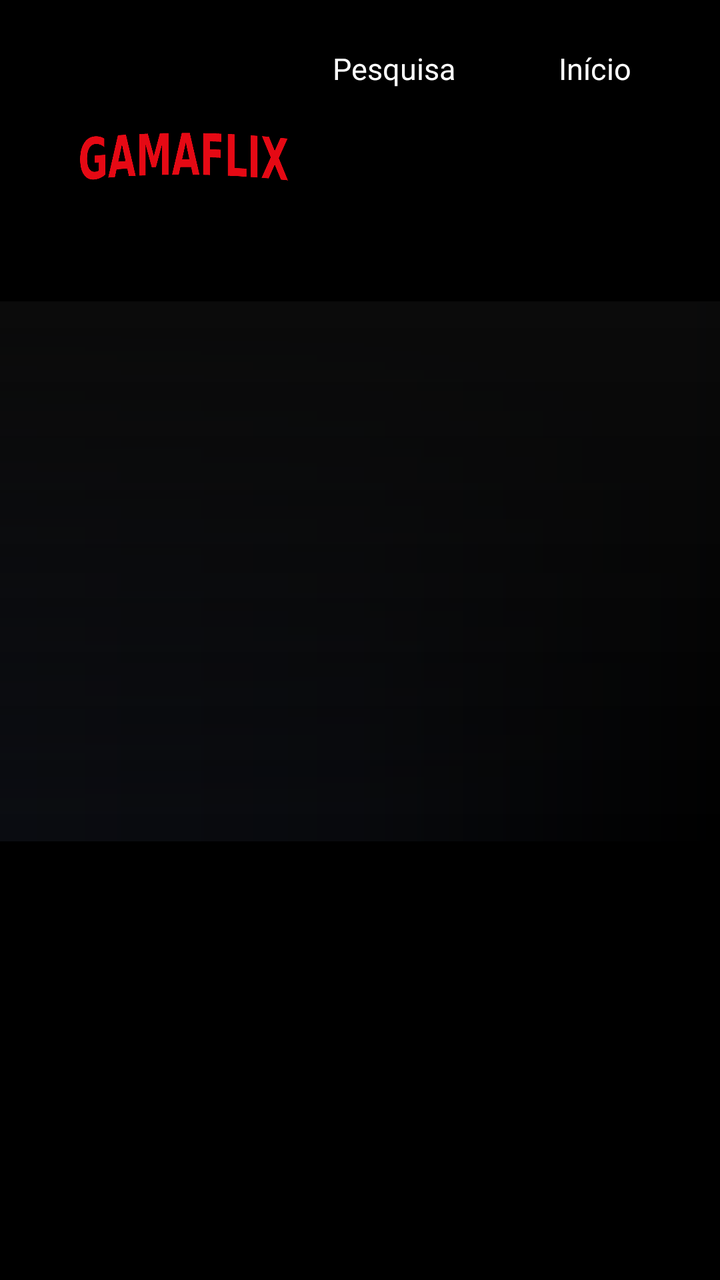
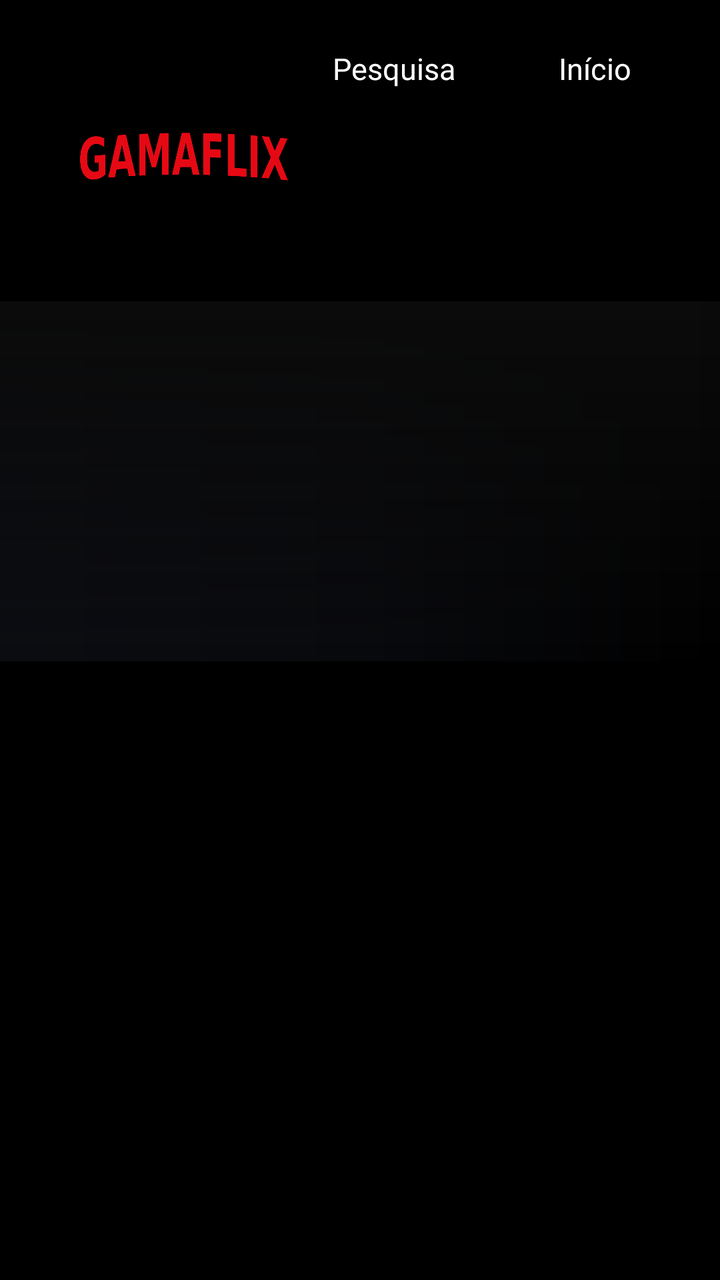

Screens rendered from an Android XML layout before and after an edit, with the pre-edit source and the edit as a unified diff.
<!-- AndroidManifest.xml: application theme Theme.Nova -->
<!-- res/layout/activity_home.xml -->
<?xml version="1.0" encoding="utf-8"?>
<LinearLayout xmlns:android="http://schemas.android.com/apk/res/android"
    android:layout_width="match_parent"
    android:layout_height="match_parent"
    android:background="@drawable/bg_gradient"
    android:orientation="vertical">

    <include layout="@layout/include_topbar" />

    
    <FrameLayout
        android:layout_width="match_parent"
        android:layout_height="270dp">

        <ImageView
            android:id="@+id/heroBg"
            android:layout_width="match_parent"
            android:layout_height="match_parent"
            android:alpha="0.55"
            android:importantForAccessibility="no"
            android:scaleType="centerCrop" />

        <View
            android:layout_width="match_parent"
            android:layout_height="match_parent"
            android:background="@drawable/bg_fade" />

        <View
            android:layout_width="match_parent"
            android:layout_height="match_parent"
            android:background="@drawable/bg_fade_bottom" />

        <LinearLayout
            android:layout_width="match_parent"
            android:layout_height="match_parent"
            android:gravity="bottom"
            android:orientation="vertical"
            android:paddingStart="48dp"
            android:paddingEnd="48dp"
            android:paddingBottom="18dp">

            <TextView
                android:id="@+id/tvHeroTitle"
                android:layout_width="match_parent"
                android:layout_height="wrap_content"
                android:ellipsize="end"
                android:maxLines="1"
                android:textColor="@color/text"
                android:textSize="34sp"
                android:textStyle="bold" />

            <TextView
                android:id="@+id/tvHeroMeta"
                android:layout_width="wrap_content"
                android:layout_height="wrap_content"
                android:layout_marginTop="6dp"
                android:textColor="@color/muted"
                android:textSize="13sp" />

            <TextView
                android:id="@+id/tvHeroPlot"
                android:layout_width="620dp"
                android:layout_height="wrap_content"
                android:layout_marginTop="8dp"
                android:ellipsize="end"
                android:maxLines="3"
                android:textColor="@color/text"
                android:textSize="14sp" />
        </LinearLayout>
    </FrameLayout>

    <FrameLayout
        android:layout_width="match_parent"
        android:layout_height="0dp"
        android:layout_weight="1">

        <androidx.recyclerview.widget.RecyclerView
            android:id="@+id/rvRows"
            android:layout_width="match_parent"
            android:layout_height="match_parent"
            android:clipToPadding="false"
            android:paddingTop="8dp"
            android:paddingBottom="24dp" />

        <ProgressBar
            android:id="@+id/progress"
            android:layout_width="48dp"
            android:layout_height="48dp"
            android:layout_gravity="center"
            android:indeterminate="true" />
    </FrameLayout>
</LinearLayout>
<!-- res/layout/include_topbar.xml (included above) -->
<?xml version="1.0" encoding="utf-8"?>
<LinearLayout xmlns:android="http://schemas.android.com/apk/res/android"
    android:layout_width="match_parent"
    android:layout_height="wrap_content"
    android:gravity="center_vertical"
    android:orientation="horizontal"
    android:paddingStart="40dp"
    android:paddingTop="14dp"
    android:paddingEnd="40dp"
    android:paddingBottom="8dp">

    <ImageView
        android:layout_width="104dp"
        android:layout_height="60dp"
        android:contentDescription="GamaFlix"
        android:scaleType="fitCenter"
        android:src="@drawable/gamaflix_logo" />

    <View
        android:layout_width="0dp"
        android:layout_height="1dp"
        android:layout_weight="1" />

    <LinearLayout
        android:layout_width="wrap_content"
        android:layout_height="wrap_content"
        android:orientation="horizontal">

        <TextView android:id="@+id/navSearch" style="@style/TabText" android:text="Pesquisa" />
        <TextView android:id="@+id/navHome" style="@style/TabText" android:text="Início" />
        <TextView android:id="@+id/navLive" style="@style/TabText" android:text="Ao vivo" />
        <TextView android:id="@+id/navEpg" style="@style/TabText" android:text="EPG" />
        <TextView android:id="@+id/navMovies" style="@style/TabText" android:text="Filmes" />
        <TextView android:id="@+id/navSeries" style="@style/TabText" android:layout_marginEnd="0dp" android:text="Séries" />
    </LinearLayout>

    <View
        android:layout_width="0dp"
        android:layout_height="1dp"
        android:layout_weight="1" />

    <TextView
        android:id="@+id/navSettings"
        style="@style/TabText"
        android:layout_marginEnd="0dp"
        android:text="⚙ Config." />
</LinearLayout>
<!-- resources referenced by this layout -->
<resources>
  <color name="muted">#A3A3A3</color>
  <color name="text">#FFFFFF</color>
  <!-- drawable bg_fade (drawable) -->
  <?xml version="1.0" encoding="utf-8"?>
  <shape xmlns:android="http://schemas.android.com/apk/res/android">
      <gradient
          android:angle="0"
          android:centerColor="#B30B0D12"
          android:endColor="#000B0D12"
          android:startColor="#F00B0D12" />
  </shape>
  <!-- drawable bg_fade_bottom (drawable) -->
  <?xml version="1.0" encoding="utf-8"?>
  <shape xmlns:android="http://schemas.android.com/apk/res/android">
      <gradient
          android:angle="90"
          android:endColor="#FF0A0A0A"
          android:startColor="#000A0A0A" />
  </shape>
  <!-- drawable bg_gradient (drawable) -->
  <?xml version="1.0" encoding="utf-8"?>
  <shape xmlns:android="http://schemas.android.com/apk/res/android">
      <solid android:color="#000000" />
  </shape>
  <!-- drawable gamaflix_logo: png bitmap (drawable-nodpi, 52380 bytes) -->
  <style name="TabText">
          <item name="android:layout_width">wrap_content</item>
          <item name="android:layout_height">wrap_content</item>
          <item name="android:paddingStart">22dp</item>
          <item name="android:paddingEnd">22dp</item>
          <item name="android:paddingTop">10dp</item>
          <item name="android:paddingBottom">10dp</item>
          <item name="android:layout_marginEnd">8dp</item>
          <item name="android:background">@drawable/bg_tab</item>
          <item name="android:textColor">@color/text</item>
          <item name="android:textSize">15sp</item>
          <item name="android:focusable">true</item>
          <item name="android:clickable">true</item>
          <item name="android:gravity">center</item>
      </style>
  <style name="Theme.Nova" parent="Theme.AppCompat.NoActionBar">
          <item name="android:windowBackground">@color/bg</item>
          <item name="colorAccent">@color/accent</item>
          <item name="colorPrimary">@color/accent</item>
          <item name="android:textColorPrimary">@color/text</item>
          <item name="android:textColorSecondary">@color/muted</item>
          <item name="alertDialogTheme">@style/NovaDialog</item>
      </style>
  <!-- drawable bg_tab (drawable) -->
  <?xml version="1.0" encoding="utf-8"?>
  <selector xmlns:android="http://schemas.android.com/apk/res/android">
      <item android:state_focused="true">
          <shape>
              <solid android:color="@color/accent" />
              <corners android:radius="24dp" />
          </shape>
      </item>
      <item android:state_selected="true">
          <shape>
              <solid android:color="@color/surface2" />
              <corners android:radius="24dp" />
          </shape>
      </item>
      <item>
          <shape>
              <solid android:color="@android:color/transparent" />
              <corners android:radius="24dp" />
          </shape>
      </item>
  </selector>
  <color name="bg">#000000</color>
  <color name="accent">#E50914</color>
  <style name="NovaDialog" parent="Theme.AppCompat.Dialog.Alert">
          <item name="colorAccent">@color/accent2</item>
          <item name="android:windowBackground">@drawable/bg_panel</item>
      </style>
  <color name="surface2">#161616</color>
  <color name="accent2">#FFFFFF</color>
  <!-- drawable bg_panel (drawable) -->
  <?xml version="1.0" encoding="utf-8"?>
  <shape xmlns:android="http://schemas.android.com/apk/res/android">
      <solid android:color="@color/surface" />
      <corners android:radius="20dp" />
  </shape>
  <color name="surface">#0D0D0D</color>
</resources>

<!-- the commit's change to res/layout/activity_home.xml (unified diff, before → after) -->
@@ -10,7 +10,7 @@
     
     <FrameLayout
         android:layout_width="match_parent"
-        android:layout_height="270dp">
+        android:layout_height="180dp">
 
         <ImageView
             android:id="@+id/heroBg"
@@ -46,7 +46,7 @@
                 android:ellipsize="end"
                 android:maxLines="1"
                 android:textColor="@color/text"
-                android:textSize="34sp"
+                android:textSize="24sp"
                 android:textStyle="bold" />
 
             <TextView
@@ -61,11 +61,21 @@
                 android:id="@+id/tvHeroPlot"
                 android:layout_width="620dp"
                 android:layout_height="wrap_content"
-                android:layout_marginTop="8dp"
+                android:layout_marginTop="4dp"
                 android:ellipsize="end"
-                android:maxLines="3"
+                android:maxLines="2"
                 android:textColor="@color/text"
-                android:textSize="14sp" />
+                android:textSize="13sp" />
+
+            <TextView
+                android:id="@+id/tvHeroNext"
+                android:layout_width="620dp"
+                android:layout_height="wrap_content"
+                android:layout_marginTop="4dp"
+                android:ellipsize="end"
+                android:maxLines="1"
+                android:textColor="@color/muted"
+                android:textSize="12sp" />
         </LinearLayout>
     </FrameLayout>
 
@@ -122,7 +132,6 @@
         <TextView android:id="@+id/navSearch" style="@style/TabText" android:text="Pesquisa" />
         <TextView android:id="@+id/navHome" style="@style/TabText" android:text="Início" />
         <TextView android:id="@+id/navLive" style="@style/TabText" android:text="Ao vivo" />
-        <TextView android:id="@+id/navEpg" style="@style/TabText" android:text="EPG" />
         <TextView android:id="@+id/navMovies" style="@style/TabText" android:text="Filmes" />
         <TextView android:id="@+id/navSeries" style="@style/TabText" android:layout_marginEnd="0dp" android:text="Séries" />
     </LinearLayout>
